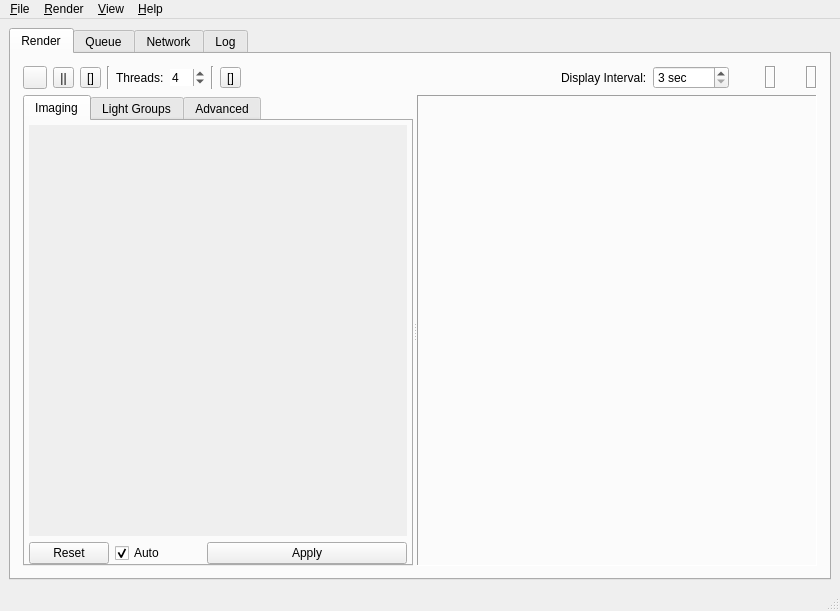
Before: the Qt Designer form qtgui/luxrender.ui in sungsoo/luxrender-lux, drawn with Qt 5.
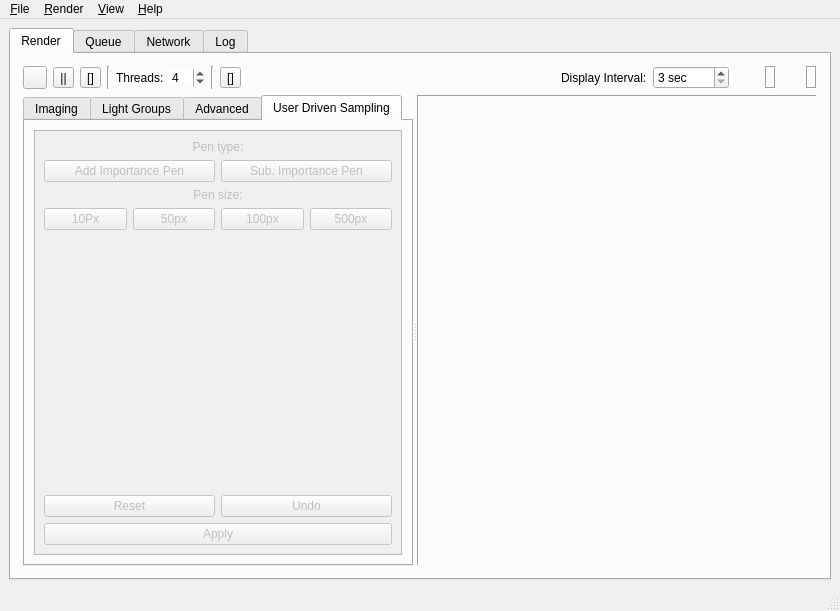
After: the same form once the commit is applied. The open tabs and pages were chosen to show the change. Icons and pictures are not drawn.

Commit message:
Very first version of Lux GUI the support for user driven sampling (still a lot of states to check/test)
branch : pmc_test

Diff of the .ui file:
```diff
--- a/qtgui/luxrender.ui
+++ b/qtgui/luxrender.ui
@@ -205,6 +205,9 @@
            <property name="currentIndex">
             <number>0</number>
            </property>
+           <property name="elideMode">
+            <enum>Qt::ElideRight</enum>
+           </property>
            <property name="usesScrollButtons">
             <bool>false</bool>
            </property>
@@ -515,6 +518,152 @@
              </item>
             </layout>
            </widget>
+           <widget class="QWidget" name="tab_usersampling">
+            <property name="enabled">
+             <bool>false</bool>
+            </property>
+            <property name="sizePolicy">
+             <sizepolicy hsizetype="Maximum" vsizetype="Preferred">
+              <horstretch>0</horstretch>
+              <verstretch>0</verstretch>
+             </sizepolicy>
+            </property>
+            <attribute name="title">
+             <string>User Driven Sampling</string>
+            </attribute>
+            <layout class="QGridLayout" name="gridLayout_3">
+             <item row="0" column="1">
+              <widget class="QScrollArea" name="scrollArea">
+               <property name="widgetResizable">
+                <bool>true</bool>
+               </property>
+               <widget class="QWidget" name="userSamplingArea">
+                <property name="geometry">
+                 <rect>
+                  <x>0</x>
+                  <y>0</y>
+                  <width>376</width>
+                  <height>387</height>
+                 </rect>
+                </property>
+                <layout class="QGridLayout" name="gridLayout_2">
+                 <item row="3" column="2">
+                  <widget class="QPushButton" name="button_us100px">
+                   <property name="text">
+                    <string>100px</string>
+                   </property>
+                  </widget>
+                 </item>
+                 <item row="1" column="0" colspan="2">
+                  <widget class="QPushButton" name="button_usAddPenButton">
+                   <property name="toolTip">
+                    <string>&lt;html&gt;&lt;head/&gt;&lt;body&gt;&lt;p&gt;Use add importance pen&lt;/p&gt;&lt;/body&gt;&lt;/html&gt;</string>
+                   </property>
+                   <property name="text">
+                    <string>Add Importance Pen</string>
+                   </property>
+                  </widget>
+                 </item>
+                 <item row="3" column="1">
+                  <widget class="QPushButton" name="button_us50px">
+                   <property name="text">
+                    <string>50px</string>
+                   </property>
+                  </widget>
+                 </item>
+                 <item row="3" column="0">
+                  <widget class="QPushButton" name="button_us10px">
+                   <property name="text">
+                    <string>10Px</string>
+                   </property>
+                  </widget>
+                 </item>
+                 <item row="3" column="3">
+                  <widget class="QPushButton" name="button_us500px">
+                   <property name="text">
+                    <string>500px</string>
+                   </property>
+                  </widget>
+                 </item>
+                 <item row="1" column="2" colspan="2">
+                  <widget class="QPushButton" name="button_usSubPenButton">
+                   <property name="toolTip">
+                    <string>&lt;html&gt;&lt;head/&gt;&lt;body&gt;&lt;p&gt;Use subtract importance pen&lt;/p&gt;&lt;/body&gt;&lt;/html&gt;</string>
+                   </property>
+                   <property name="text">
+                    <string>Sub. Importance Pen</string>
+                   </property>
+                  </widget>
+                 </item>
+                 <item row="0" column="0" colspan="4">
+                  <widget class="QLabel" name="label_2">
+                   <property name="text">
+                    <string>Pen type:</string>
+                   </property>
+                   <property name="alignment">
+                    <set>Qt::AlignCenter</set>
+                   </property>
+                  </widget>
+                 </item>
+                 <item row="6" column="0" colspan="2">
+                  <widget class="QPushButton" name="button_usResetButton">
+                   <property name="toolTip">
+                    <string>&lt;html&gt;&lt;head/&gt;&lt;body&gt;&lt;p&gt;Reset the sampling map&lt;/p&gt;&lt;/body&gt;&lt;/html&gt;</string>
+                   </property>
+                   <property name="text">
+                    <string>Reset</string>
+                   </property>
+                  </widget>
+                 </item>
+                 <item row="7" column="0" colspan="4">
+                  <widget class="QPushButton" name="button_usApplyButton">
+                   <property name="toolTip">
+                    <string>&lt;html&gt;&lt;head/&gt;&lt;body&gt;&lt;p&gt;Apply changes&lt;/p&gt;&lt;/body&gt;&lt;/html&gt;</string>
+                   </property>
+                   <property name="text">
+                    <string>Apply</string>
+                   </property>
+                  </widget>
+                 </item>
+                 <item row="5" column="0" colspan="4">
+                  <spacer name="verticalSpacer">
+                   <property name="orientation">
+                    <enum>Qt::Vertical</enum>
+                   </property>
+                   <property name="sizeHint" stdset="0">
+                    <size>
+                     <width>20</width>
+                     <height>40</height>
+                    </size>
+                   </property>
+                  </spacer>
+                 </item>
+                 <item row="6" column="2" colspan="2">
+                  <widget class="QPushButton" name="button_usUndoButton">
+                   <property name="toolTip">
+                    <string>&lt;html&gt;&lt;head/&gt;&lt;body&gt;&lt;p&gt;Back to the last applied map&lt;/p&gt;&lt;/body&gt;&lt;/html&gt;</string>
+                   </property>
+                   <property name="text">
+                    <string>Undo</string>
+                   </property>
+                  </widget>
+                 </item>
+                 <item row="2" column="0" colspan="4">
+                  <widget class="QLabel" name="label_3">
+                   <property name="text">
+                    <string>Pen size:</string>
+                   </property>
+                   <property name="alignment">
+                    <set>Qt::AlignCenter</set>
+                   </property>
+                  </widget>
+                 </item>
+                </layout>
+               </widget>
+              </widget>
+             </item>
+            </layout>
+           </widget>
           </widget>
           <widget class="QFrame" name="frame_render">
            <property name="enabled">
```
Left out of the diff: 366 changed lines with no effect on the pictures. The commit also changes 4 other files.
